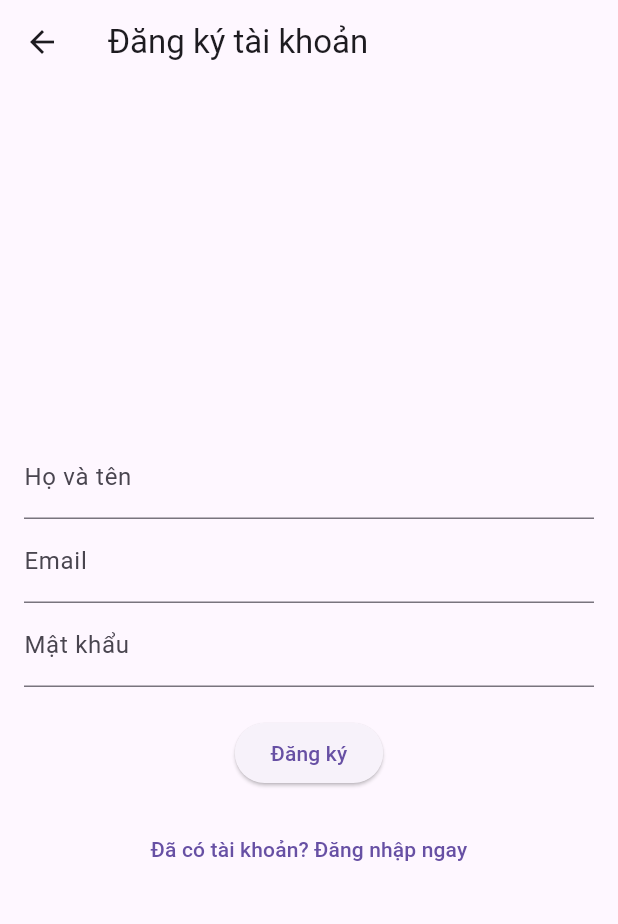
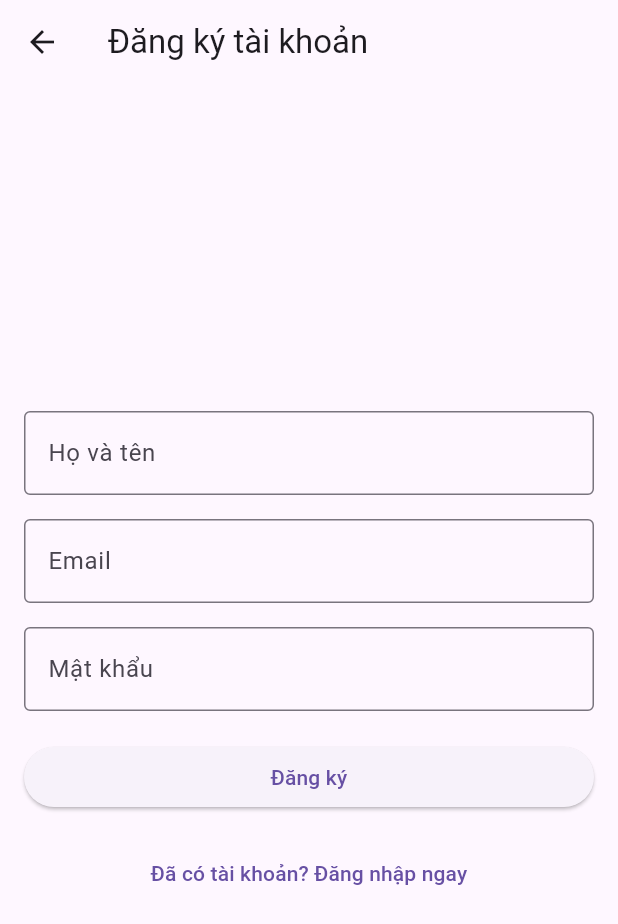
Before and after one commit to TrungTinTapCode/planapp, a Flutter app: the screen it shows after launch, after a tap on "Chưa có tài khoản? Đăng ký", on a phone screen of 412 x 824 dp. Shown: the top 924 px of the screen. Run offline on Flutter 3.47's test engine with Material 3 defaults, Android fonts, the phone set to English and light mode, and no system bars; our stand-ins replace cloud_firestore, equatable, firebase_auth, firebase_core, flutter_bloc, get_it; accounts and stored records are empty.

Commit message:
fix signup load không được

```diff
--- a/lib/main.dart
+++ b/lib/main.dart
@@ -1,7 +1,11 @@
 import 'package:flutter/material.dart';
+import 'package:flutter_bloc/flutter_bloc.dart';
 import 'package:firebase_core/firebase_core.dart';
 import 'core/di/injection.dart';
+import 'presentation/blocs/auth/auth_bloc.dart';
+import 'presentation/blocs/auth/auth_state.dart';
 import 'presentation/screens/auth/login_screen.dart';
+import 'presentation/screens/home/home_screen.dart';
 import 'firebase_options.dart';
 
 void main() async {
@@ -21,11 +25,29 @@ class PlanApp extends StatelessWidget {
 
   @override
   Widget build(BuildContext context) {
-    return MaterialApp(
-      title: 'PlanApp',
-      debugShowCheckedModeBanner: false,
-      theme: ThemeData(useMaterial3: true),
-      home: const LoginScreen(),
+    return MultiBlocProvider(
+      providers: [
+        BlocProvider<AuthBloc>(
+          create: (context) => sl<AuthBloc>(),
+        ),
+      ],
+      child: MaterialApp(
+        title: 'PlanApp',
+        debugShowCheckedModeBanner: false,
+        theme: ThemeData(useMaterial3: true),
+        home: BlocBuilder<AuthBloc, AuthState>(
+          builder: (context, state) {
+            print('Auth State in Main: $state'); // Debug
+
+            // Xử lý điều hướng dựa trên auth state
+            if (state is AuthAuthenticated) {
+              return const HomeScreen();
+            } else {
+              return const LoginScreen();
+            }
+          },
+        ),
+      ),
     );
   }
 }
--- a/lib/presentation/screens/auth/signup_screen.dart
+++ b/lib/presentation/screens/auth/signup_screen.dart
@@ -1,6 +1,5 @@
 import 'package:flutter/material.dart';
 import 'package:flutter_bloc/flutter_bloc.dart';
-import '../../../core/di/injection.dart';
 import '../../blocs/auth/auth_bloc.dart';
 import '../../blocs/auth/auth_event.dart';
 import '../../blocs/auth/auth_state.dart';
@@ -19,26 +18,39 @@ class _SignupScreenState extends State<SignupScreen> {
   final nameController = TextEditingController();
 
   @override
+  void dispose() {
+    emailController.dispose();
+    passwordController.dispose();
+    nameController.dispose();
+    super.dispose();
+  }
+
+  @override
   Widget build(BuildContext context) {
-    return BlocProvider(
-      create: (_) => sl<AuthBloc>(),
-      child: Scaffold(
+    return Scaffold(
       appBar: AppBar(title: const Text('Đăng ký tài khoản')),
       body: Padding(
         padding: const EdgeInsets.all(16),
         child: BlocConsumer<AuthBloc, AuthState>(
           listener: (context, state) {
+            print('Current Auth State: $state'); // Debug
+
             if (state is AuthAuthenticated) {
+              print('Navigation to HomeScreen...'); // Debug
               ScaffoldMessenger.of(context).showSnackBar(
                 const SnackBar(content: Text('Đăng ký thành công!')),
               );
-                Navigator.pushReplacement(
+              Navigator.pushAndRemoveUntil(
                 context,
                 MaterialPageRoute(builder: (_) => const HomeScreen()),
+                (route) => false,
               );
             } else if (state is AuthError) {
               ScaffoldMessenger.of(context).showSnackBar(
-                  SnackBar(content: Text(state.message)),
+                SnackBar(
+                  content: Text(state.message),
+                  backgroundColor: Colors.red,
+                ),
               );
             }
           },
@@ -52,40 +64,55 @@ class _SignupScreenState extends State<SignupScreen> {
               children: [
                 TextField(
                   controller: nameController,
-                    decoration: const InputDecoration(labelText: 'Họ và tên'),
+                  decoration: const InputDecoration(
+                    labelText: 'Họ và tên',
+                    border: OutlineInputBorder(),
                   ),
+                ),
+                const SizedBox(height: 16),
                 TextField(
                   controller: emailController,
-                    decoration: const InputDecoration(labelText: 'Email'),
+                  decoration: const InputDecoration(
+                    labelText: 'Email',
+                    border: OutlineInputBorder(),
                   ),
+                  keyboardType: TextInputType.emailAddress,
+                ),
+                const SizedBox(height: 16),
                 TextField(
                   controller: passwordController,
                   obscureText: true,
-                    decoration: const InputDecoration(labelText: 'Mật khẩu'),
+                  decoration: const InputDecoration(
+                    labelText: 'Mật khẩu',
+                    border: OutlineInputBorder(),
+                  ),
                 ),
                 const SizedBox(height: 20),
-                  ElevatedButton(
+                SizedBox(
+                  width: double.infinity,
+                  child: ElevatedButton(
                     onPressed: () {
                       final email = emailController.text.trim();
                       final pass = passwordController.text.trim();
                       final name = nameController.text.trim();
+
                       if (email.isEmpty || pass.isEmpty || name.isEmpty) {
                         ScaffoldMessenger.of(context).showSnackBar(
                           const SnackBar(content: Text('Vui lòng nhập đầy đủ thông tin')),
                         );
                         return;
                       }
-                      context
-                          .read<AuthBloc>()
-                          .add(AuthRegisterRequested(email, pass, name));
+
+                      context.read<AuthBloc>().add(
+                        AuthRegisterRequested(email, pass, name)
+                      );
                     },
                     child: const Text('Đăng ký'),
                   ),
+                ),
                 const SizedBox(height: 16),
                 TextButton(
-                    onPressed: () {
-                      Navigator.pop(context);
-                    },
+                  onPressed: () => Navigator.pop(context),
                   child: const Text('Đã có tài khoản? Đăng nhập ngay'),
                 ),
               ],
@@ -93,7 +120,6 @@ class _SignupScreenState extends State<SignupScreen> {
           },
         ),
       ),
-      ),
     );
   }
 }
```
Lines whose indentation alone changed are shown as unchanged.
